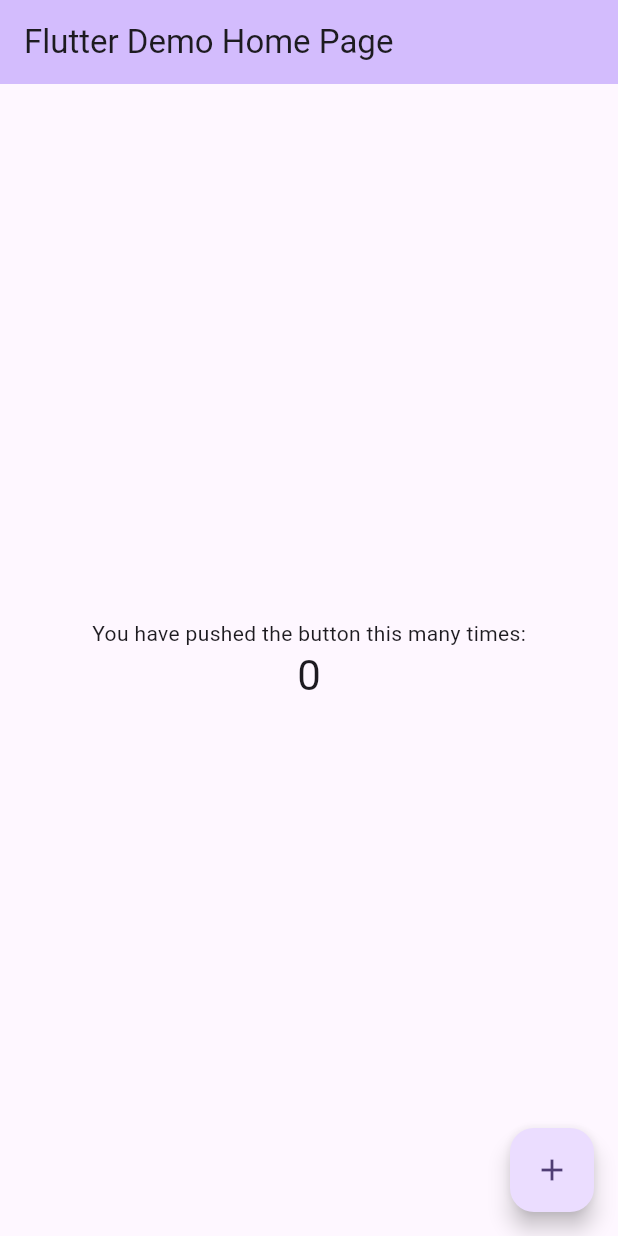
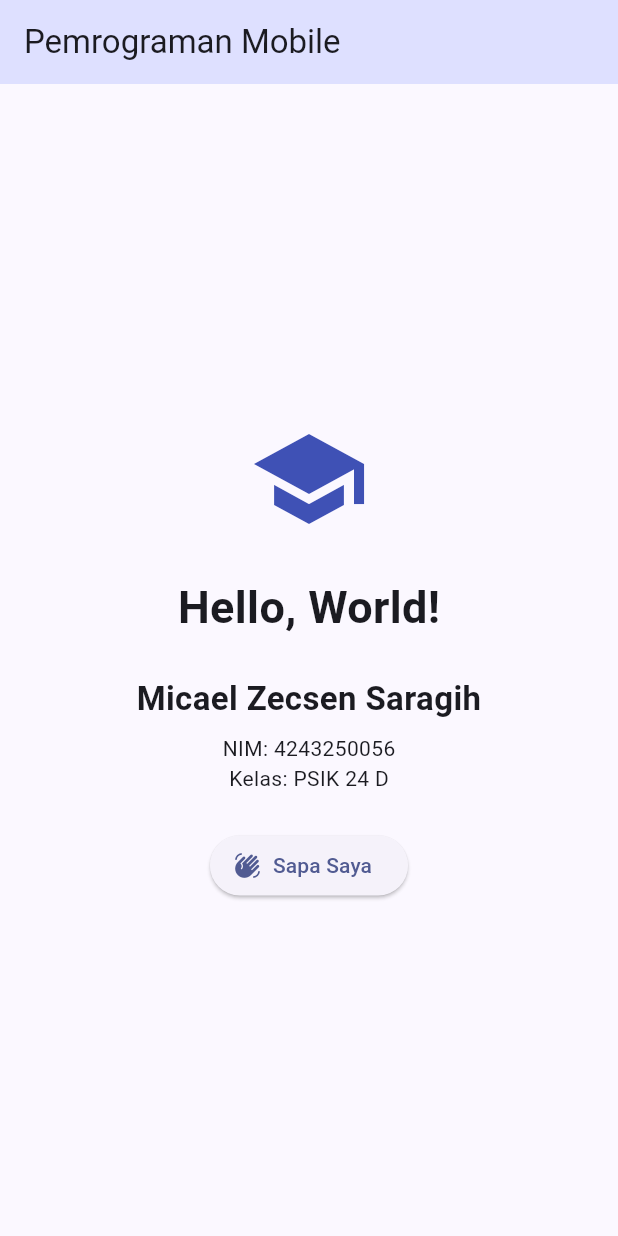
Before and after one commit to micaelsaragih/pm-pertemuan-01-4243250056, a Flutter app: the screen it shows after launch, on a phone screen of 412 x 824 dp. Run offline on Flutter 3.47's test engine with Material 3 defaults, Android fonts, the phone set to English and light mode, and no system bars.

Commit message:
Membuat Hello World dengan identitas, tombol sapaan, dan tes widget

```diff
--- a/lib/main.dart
+++ b/lib/main.dart
@@ -1,121 +1,72 @@
 import 'package:flutter/material.dart';
 
 void main() {
-  runApp(const MyApp());
+  runApp(const HelloApp());
 }
 
-class MyApp extends StatelessWidget {
-  const MyApp({super.key});
+class HelloApp extends StatelessWidget {
+  const HelloApp({super.key});
 
-  // This widget is the root of your application.
   @override
   Widget build(BuildContext context) {
     return MaterialApp(
-      title: 'Flutter Demo',
+      debugShowCheckedModeBanner: false,
+      title: 'Hello World Micael',
       theme: ThemeData(
-        // This is the theme of your application.
-        //
-        // TRY THIS: Try running your application with "flutter run". You'll see
-        // the application has a purple toolbar. Then, without quitting the app,
-        // try changing the seedColor in the colorScheme below to Colors.green
-        // and then invoke "hot reload" (save your changes or press the "hot
-        // reload" button in a Flutter-supported IDE, or press "r" if you used
-        // the command line to start the app).
-        //
-        // Notice that the counter didn't reset back to zero; the application
-        // state is not lost during the reload. To reset the state, use hot
-        // restart instead.
-        //
-        // This works for code too, not just values: Most code changes can be
-        // tested with just a hot reload.
-        colorScheme: .fromSeed(seedColor: Colors.deepPurple),
+        colorScheme: ColorScheme.fromSeed(seedColor: Colors.indigo),
+        useMaterial3: true,
       ),
-      home: const MyHomePage(title: 'Flutter Demo Home Page'),
+      home: const HalamanUtama(),
     );
   }
 }
 
-class MyHomePage extends StatefulWidget {
-  const MyHomePage({super.key, required this.title});
-
-  // This widget is the home page of your application. It is stateful, meaning
-  // that it has a State object (defined below) that contains fields that affect
-  // how it looks.
-
-  // This class is the configuration for the state. It holds the values (in this
-  // case the title) provided by the parent (in this case the App widget) and
-  // used by the build method of the State. Fields in a Widget subclass are
-  // always marked "final".
-
-  final String title;
-
-  @override
-  State<MyHomePage> createState() => _MyHomePageState();
-}
-
-class _MyHomePageState extends State<MyHomePage> {
-  int _counter = 0;
-
-  void _incrementCounter() {
-    setState(() {
-      // This call to setState tells the Flutter framework that something has
-      // changed in this State, which causes it to rerun the build method below
-      // so that the display can reflect the updated values. If we changed
-      // _counter without calling setState(), then the build method would not be
-      // called again, and so nothing would appear to happen.
-      _counter++;
-    });
-  }
+class HalamanUtama extends StatelessWidget {
+  const HalamanUtama({super.key});
 
   @override
   Widget build(BuildContext context) {
-    // This method is rerun every time setState is called, for instance as done
-    // by the _incrementCounter method above.
-    //
-    // The Flutter framework has been optimized to make rerunning build methods
-    // fast, so that you can just rebuild anything that needs updating rather
-    // than having to individually change instances of widgets.
     return Scaffold(
       appBar: AppBar(
-        // TRY THIS: Try changing the color here to a specific color (to
-        // Colors.amber, perhaps?) and trigger a hot reload to see the AppBar
-        // change color while the other colors stay the same.
-        backgroundColor: Theme.of(context).colorScheme.inversePrimary,
-        // Here we take the value from the MyHomePage object that was created by
-        // the App.build method, and use it to set our appbar title.
-        title: Text(widget.title),
+        title: const Text('Pemrograman Mobile'),
+        backgroundColor: Theme.of(context).colorScheme.primaryContainer,
       ),
       body: Center(
-        // Center is a layout widget. It takes a single child and positions it
-        // in the middle of the parent.
-        child: Column(
-          // Column is also a layout widget. It takes a list of children and
-          // arranges them vertically. By default, it sizes itself to fit its
-          // children horizontally, and tries to be as tall as its parent.
-          //
-          // Column has various properties to control how it sizes itself and
-          // how it positions its children. Here we use mainAxisAlignment to
-          // center the children vertically; the main axis here is the vertical
-          // axis because Columns are vertical (the cross axis would be
-          // horizontal).
-          //
-          // TRY THIS: Invoke "debug painting" (choose the "Toggle Debug Paint"
-          // action in the IDE, or press "p" in the console), to see the
-          // wireframe for each widget.
-          mainAxisAlignment: .center,
-          children: [
-            const Text('You have pushed the button this many times:'),
-            Text(
-              '$_counter',
-              style: Theme.of(context).textTheme.headlineMedium,
-            ),
-          ],
+        child: SingleChildScrollView(
+          padding: const EdgeInsets.all(24),
+          child: Column(
+            mainAxisSize: MainAxisSize.min,
+            children: [
+              const Icon(Icons.school, size: 80, color: Colors.indigo),
+              const SizedBox(height: 24),
+              const Text(
+                'Hello, World!',
+                style: TextStyle(fontSize: 30, fontWeight: FontWeight.bold),
+              ),
+              const SizedBox(height: 24),
+              const Text(
+                'Micael Zecsen Saragih',
+                textAlign: TextAlign.center,
+                style: TextStyle(fontSize: 22, fontWeight: FontWeight.w600),
+              ),
+              const SizedBox(height: 8),
+              const Text('NIM: 4243250056'),
+              const Text('Kelas: PSIK 24 D'),
+              const SizedBox(height: 24),
+              ElevatedButton.icon(
+                icon: const Icon(Icons.waving_hand),
+                label: const Text('Sapa Saya'),
+                onPressed: () {
+                  ScaffoldMessenger.of(context).showSnackBar(
+                    const SnackBar(
+                      content: Text('Halo, Micael! Selamat belajar Flutter!'),
+                    ),
+                  );
+                },
+              ),
+            ],
+          ),
         ),
-      ),
-      floatingActionButton: FloatingActionButton(
-        onPressed: _incrementCounter,
-        tooltip: 'Increment',
-        child: const Icon(Icons.add),
       ),
     );
   }
```
Also changed, not shown: 1 other file.
